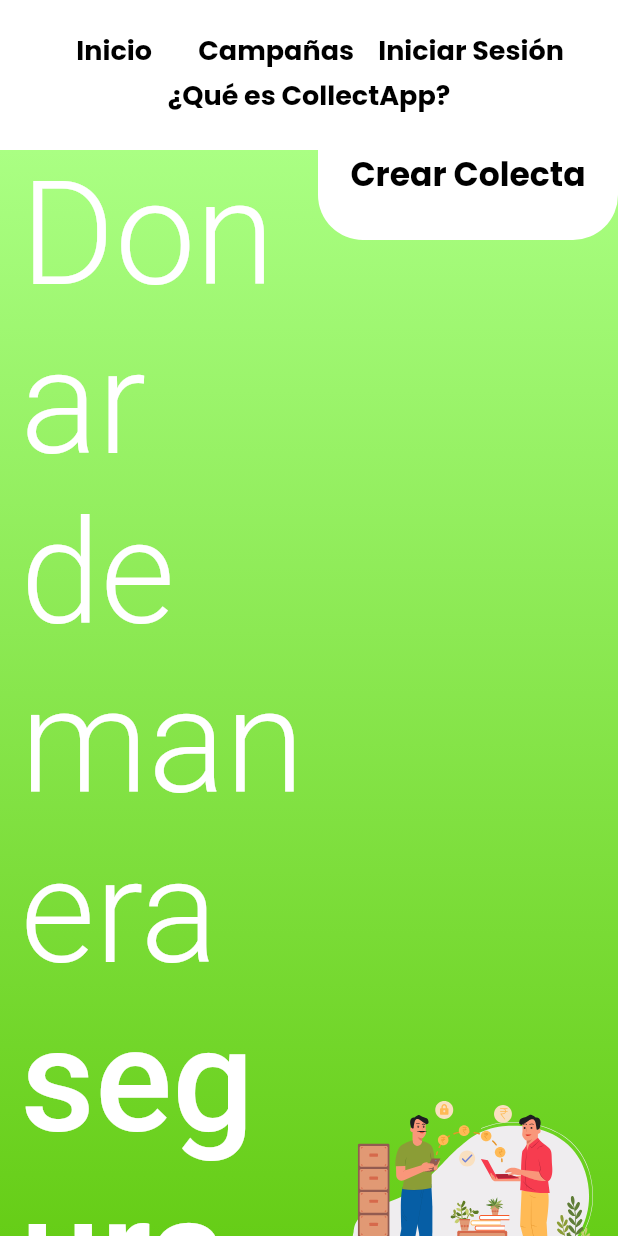
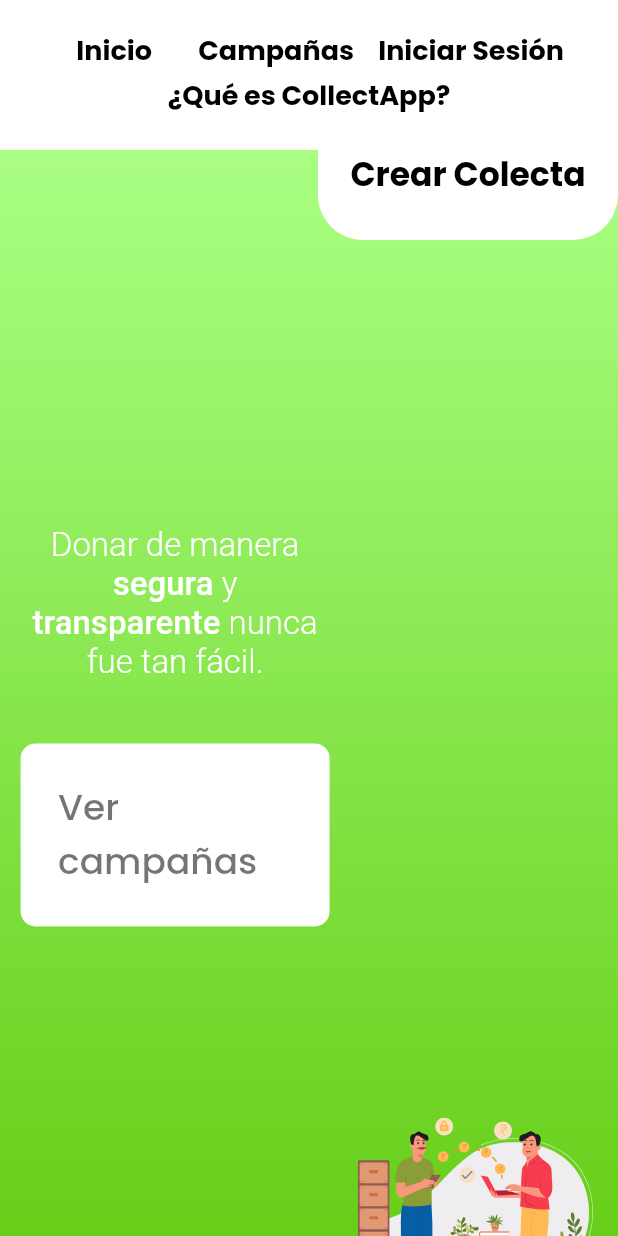
Before and after one commit to lautipaletta/HackITBA, a Flutter app: the screen it shows after launch, on a phone screen of 412 x 824 dp. Run offline on Flutter 3.47's test engine with Material 2 defaults, Android fonts, the phone set to English and light mode, and no system bars; drawn by our look-alikes of auto_size_text; our stand-ins replace flutter_svg, get.

Commit message:
feat: several graphics issues solved

```diff
--- a/app/lib/screens/HomeScreen.dart
+++ b/app/lib/screens/HomeScreen.dart
@@ -1,6 +1,8 @@
+import 'package:app/classes/Raiser.dart';
 import 'package:app/components/AppBarTextItem.dart';
 import 'package:app/classes/Crowdfund.dart';
-import 'package:app/components/CampaignCard.dart';
+import 'package:app/components/CrowdfundCard.dart';
+import 'package:auto_size_text/auto_size_text.dart';
 import 'package:flutter/material.dart';
 import 'package:flutter_svg/flutter_svg.dart';
 import 'package:get/get.dart';
@@ -13,6 +15,7 @@ class HomeScreen extends StatelessWidget {
   @override
   Widget build(BuildContext context) {
     var screenSize = MediaQuery.of(context).size;
+    var appBarHeight = AppBar().preferredSize.height;
     return Scaffold(
       backgroundColor: Colors.grey[100],
       appBar: PreferredSize(
@@ -39,7 +42,7 @@ class HomeScreen extends StatelessWidget {
               crossAxisAlignment: CrossAxisAlignment.stretch,
               children: [
                 Container(
-                  height: screenSize.height - 67,
+                  height: screenSize.height - appBarHeight,
                   width: screenSize.width,
                   decoration: const BoxDecoration(
                       gradient: LinearGradient(
@@ -55,21 +58,26 @@ class HomeScreen extends StatelessWidget {
                     alignment: WrapAlignment.spaceEvenly,
                     children: [
                       SizedBox(
-                        height: screenSize.height - 67,
+                        height: screenSize.height - appBarHeight,
                         width: screenSize.width * 0.5,
                         child: Column(
                           mainAxisAlignment: MainAxisAlignment.center,
                           children: [
-                            const Text.rich(
+                            const AutoSizeText.rich(
                               TextSpan(
                                   children: <TextSpan>[
-                                    TextSpan(text: "Donar de manera ", style: TextStyle(color: Colors.white, fontSize: 96.0, fontWeight: FontWeight.w300),),
-                                    TextSpan(text: "segura ", style: TextStyle(color: Colors.white, fontSize: 96.0, fontWeight: FontWeight.w500),),
-                                    TextSpan(text: "y ", style: TextStyle(color: Colors.white, fontSize: 96.0, fontWeight: FontWeight.w300),),
-                                    TextSpan(text: "transparente ", style: TextStyle(color: Colors.white, fontSize: 96.0, fontWeight: FontWeight.w500),),
-                                    TextSpan(text: "nunca fue tan fácil.", style: TextStyle(color: Colors.white, fontSize: 96.0, fontWeight: FontWeight.w300),),
+                                    TextSpan(text: "Donar de manera ", style: TextStyle(color: Colors.white, fontWeight: FontWeight.w300),),
+                                    TextSpan(text: "segura ", style: TextStyle(color: Colors.white, fontWeight: FontWeight.w500),),
+                                    TextSpan(text: "y ", style: TextStyle(color: Colors.white, fontWeight: FontWeight.w300),),
+                                    TextSpan(text: "transparente ", style: TextStyle(color: Colors.white, fontWeight: FontWeight.w500),),
+                                    TextSpan(text: "nunca fue tan fácil.", style: TextStyle(color: Colors.white, fontWeight: FontWeight.w300),),
                                   ]
                               ),
+                              maxLines: 4,
+                              presetFontSizes: [
+                                82, 72, 64, 48, 32, 28, 22, 16
+                              ],
+                              textAlign: TextAlign.center,
                             ),
                             SizedBox(height: screenSize.height * 0.05,),
                             TextButton(
@@ -85,7 +93,7 @@ class HomeScreen extends StatelessWidget {
                         ),
                       ),
                       SizedBox(
-                        height: screenSize.height - 67,
+                        height: screenSize.height - appBarHeight,
                         width: screenSize.width * 0.4,
                         child: Align(
                             alignment: Alignment.bottomRight,
@@ -102,19 +110,22 @@ class HomeScreen extends StatelessWidget {
                     children: [
                       SizedBox(
                         width: screenSize.width * 0.8,
-                        child: const Text.rich(
+                        child: const AutoSizeText.rich(
                           TextSpan(
                               children: <TextSpan>[
-                                TextSpan(text: "Conectamos las ", style: TextStyle(fontSize: 64.0, fontWeight: FontWeight.w300)),
-                                TextSpan(text: "donaciones ", style: TextStyle(fontSize: 64.0, fontWeight: FontWeight.w500),),
-                                TextSpan(text: "de las personas en con otras interesadas en ", style: TextStyle(fontSize: 64.0, fontWeight: FontWeight.w300),),
-                                TextSpan(text: "colaborar ", style: TextStyle(fontSize: 64.0, fontWeight: FontWeight.w500),),
-                                TextSpan(text: ", de manera ", style: TextStyle(fontSize: 64.0, fontWeight: FontWeight.w300),),
-                                TextSpan(text: "simple ", style: TextStyle(fontSize: 64.0, fontWeight: FontWeight.w500),),
-                                TextSpan(text: "y sobre todo ", style: TextStyle(fontSize: 64.0, fontWeight: FontWeight.w300),),
-                                TextSpan(text: "transparente.", style: TextStyle(fontSize: 64.0, fontWeight: FontWeight.w500),),
+                                TextSpan(text: "Conectamos las ", style: TextStyle(fontWeight: FontWeight.w300)),
+                                TextSpan(text: "donaciones ", style: TextStyle(fontWeight: FontWeight.w500),),
+                                TextSpan(text: "de las personas en con otras interesadas en ", style: TextStyle(fontWeight: FontWeight.w300),),
+                                TextSpan(text: "colaborar ", style: TextStyle(fontWeight: FontWeight.w500),),
+                                TextSpan(text: ", de manera ", style: TextStyle(fontWeight: FontWeight.w300),),
+                                TextSpan(text: "simple ", style: TextStyle(fontWeight: FontWeight.w500),),
+                                TextSpan(text: "y sobre todo ", style: TextStyle(fontWeight: FontWeight.w300),),
+                                TextSpan(text: "transparente.", style: TextStyle(fontWeight: FontWeight.w500),),
                               ]
                           ),
+                          presetFontSizes: [
+                            64, 48, 32, 28, 22, 16
+                          ],
                           textAlign: TextAlign.center,
                         ),
                       )
@@ -123,7 +134,33 @@ class HomeScreen extends StatelessWidget {
                 ),
                 const SizedBox(height: 200,),
                 const Text("Donaciones vigentes en las que puedes colaborar", style: TextStyle(fontSize: 32.0, fontWeight: FontWeight.w400), textAlign: TextAlign.center,),
-                const SizedBox(height: 200,),
+                const SizedBox(height: 100,),
+                SizedBox(
+                  width: screenSize.width,
+                  child: SingleChildScrollView(
+                    scrollDirection: Axis.horizontal,
+                    child: Row(
+                      mainAxisAlignment: MainAxisAlignment.center,
+                      children: [
+                        CrowdfundCard(crowdfund: Crowdfund(
+                          deadline: 3123125631,
+                          description: "descripcion",
+                          goalAmount: 1000,
+                          receiver: "pepe",
+                          title: "titulo",
+                        ), raiser: "Juan Pérez", imageHolder: "assets/png/cardImage.png"),
+                        const SizedBox(width: 100,),
+                        CrowdfundCard(crowdfund: Crowdfund(
+                          deadline: 3123125631,
+                          description: "descripcion",
+                          goalAmount: 1000,
+                          receiver: "pepe",
+                          title: "titulo",
+                        ), raiser: "Juan Pérez", imageHolder: "assets/png/cardImage.png"),
+                      ],
+                    ),
+                  ),
+                )
               ],
             ),
           ),
--- a/app/pubspec.yaml
+++ b/app/pubspec.yaml
@@ -40,6 +40,7 @@ dependencies:
   flutter_svg: ^2.0.3
   http: ^0.13.5
   crypto: ^3.0.2
+  auto_size_text: ^3.0.0
 
 dev_dependencies:
   flutter_test:
```
Also changed, not shown: app/lib/components/CrowdfundCard.dart (renamed from app/lib/components/CampaignCard.dart, +16 -17 lines), app/pubspec.lock.
